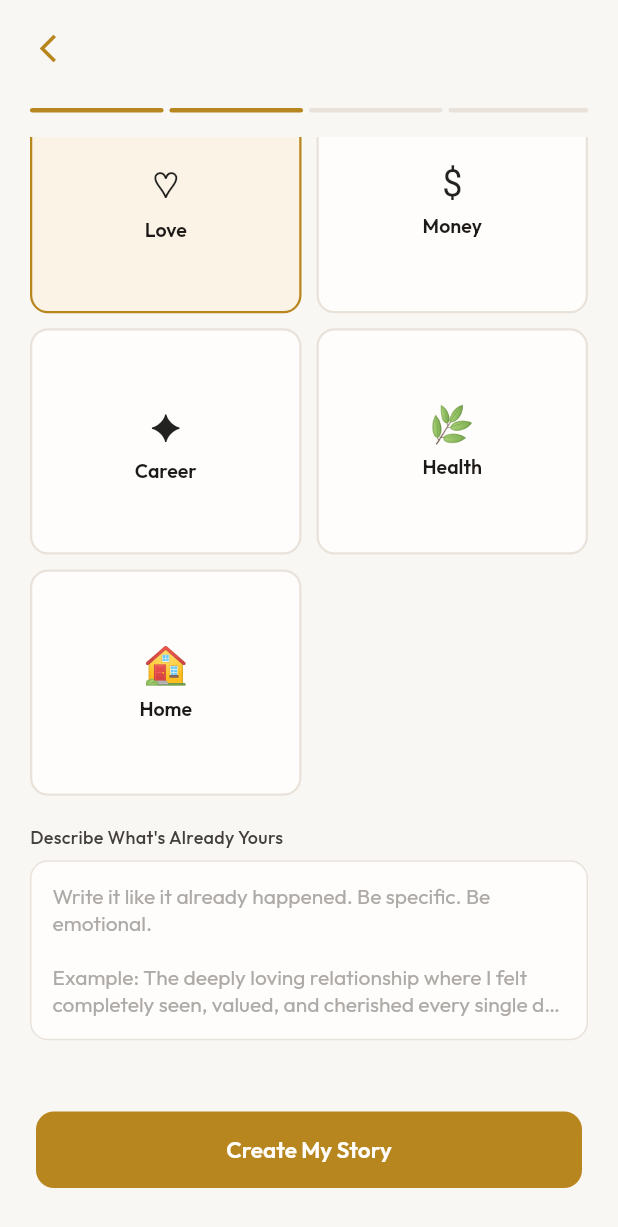
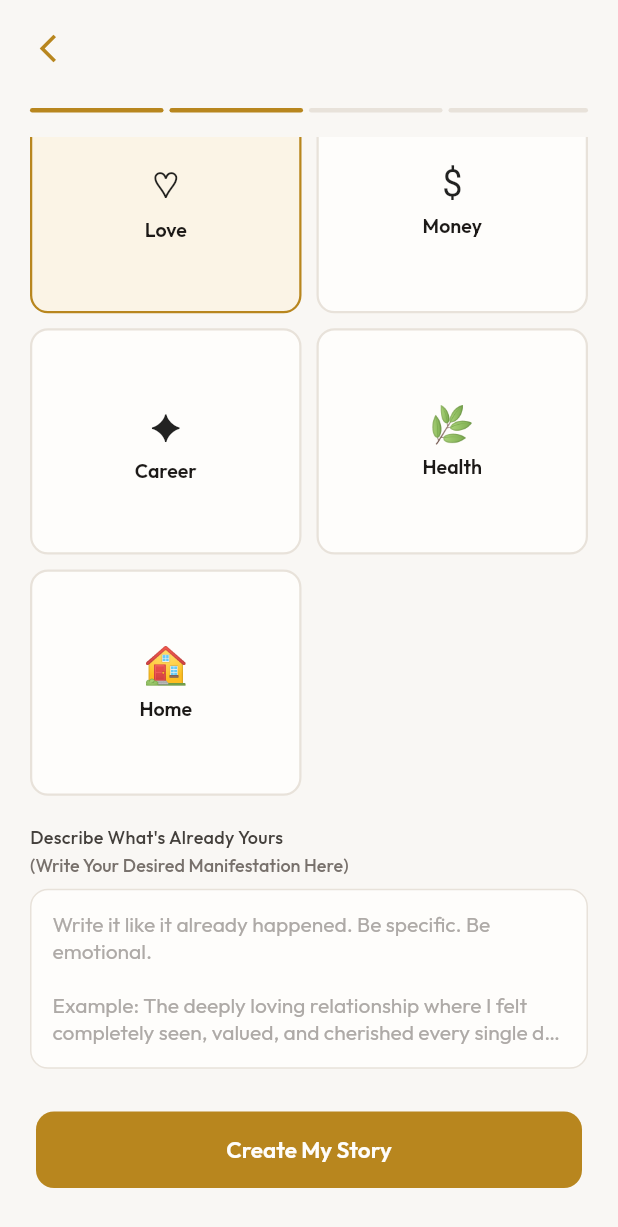
Before and after one commit to promagician77/alreadydone1, a Flutter app: the OnboardingDesireWidget screen opened by its route, scrolled down 153 dp, on a phone screen of 412 x 824 dp. Shown: the top 1227 px of the screen. Run offline on Flutter 3.47's test engine with Material 3 defaults, Android fonts, the phone set to English and light mode, and no system bars; our stand-ins replace app_links, audioplayers, auto_size_text, firebase_core, firebase_messaging, flutter_dotenv and 13 more; missing offline and left inert: json_path, mp_audio_stream, purchases_flutter, record, screen_brightness; accounts and stored records are empty; network calls fail.

Commit message:
fix: add the some text to the desire widget page

```diff
--- a/lib/pages/onboarding/onboarding_desire_widget.dart
+++ b/lib/pages/onboarding/onboarding_desire_widget.dart
@@ -282,7 +282,22 @@ class _OnboardingDesireWidgetState extends State<OnboardingDesireWidget> {
                       }),
                     ),
                     const SizedBox(height: 20),
-                    Text('Describe What\'s Already Yours', style: AuthTheme.labelStyle),
+                    Wrap(
+                      crossAxisAlignment: WrapCrossAlignment.center,
+                      spacing: 8,
+                      runSpacing: 4,
+                      children: [
+                        Text('Describe What\'s Already Yours', style: AuthTheme.labelStyle),
+                        Text(
+                          '(Write Your Desired Manifestation Here)',
+                          style: GoogleFonts.outfit(
+                            fontSize: 12,
+                            fontWeight: FontWeight.w500,
+                            color: AuthTheme.inkSoft,
+                          ),
+                        ),
+                      ],
+                    ),
                     const SizedBox(height: 8),
                     Container(
                       padding: const EdgeInsets.all(14),
@@ -294,6 +309,7 @@ class _OnboardingDesireWidgetState extends State<OnboardingDesireWidget> {
                       child: TextField(
                         controller: _state.desireDescriptionController,
                         maxLines: 5,
+                        textCapitalization: TextCapitalization.sentences,
                         style: AuthTheme.bodyStyle.copyWith(fontSize: 14),
                         decoration: InputDecoration(
                           hintText: "Write it like it already happened. Be specific. Be emotional.\n\nExample: The deeply loving relationship where I felt completely seen, valued, and cherished every single day",
```
